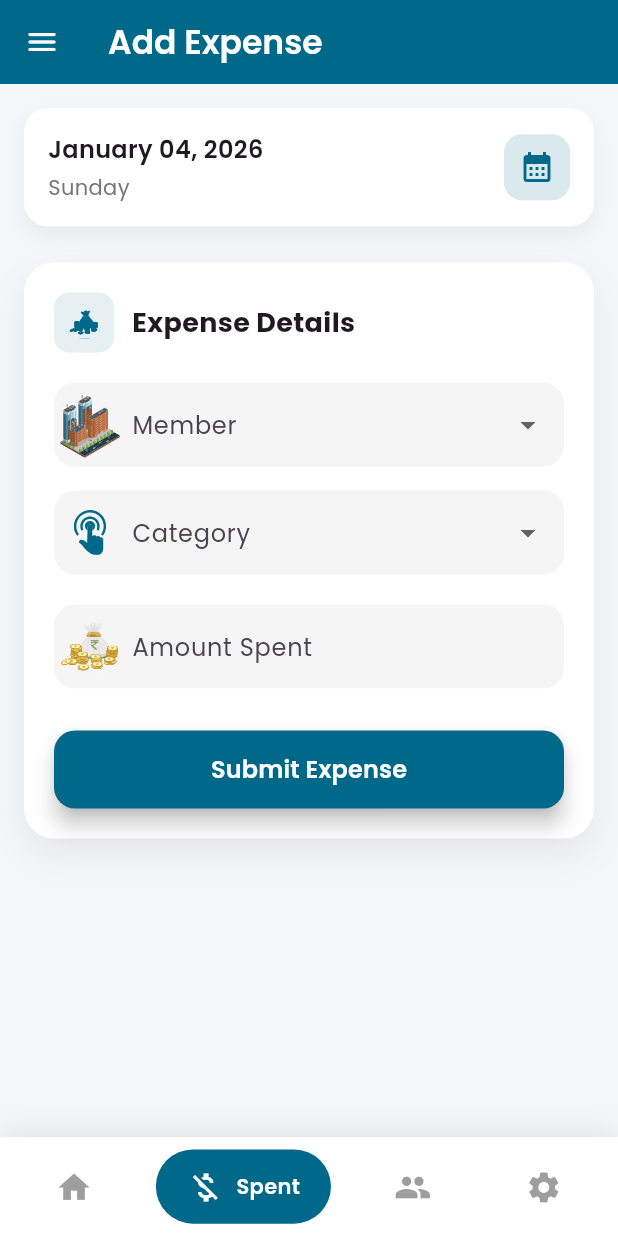
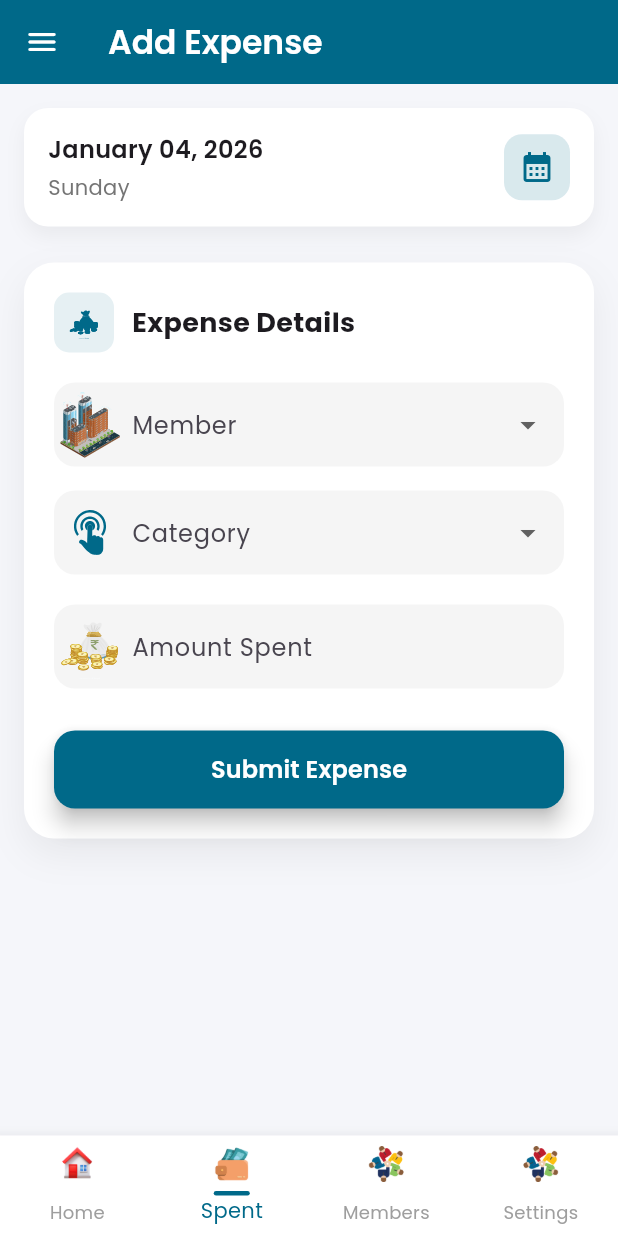
Before and after one commit to lukers226/RoomManagement, a Flutter app: the BottomNavScreen screen opened by its route, item 2 of the bottom bar chosen, on a phone screen of 412 x 824 dp. Run offline on Flutter 3.47's test engine with Material 3 defaults, Android fonts, the phone set to English and light mode, and no system bars; drawn by our look-alikes of google_nav_bar; our stand-ins replace cloud_firestore, firebase_core, flutter_dotenv, flutter_svg, get, google_fonts and 2 more; accounts and stored records are empty.

Commit message:
modify the buttom nav bar

```diff
--- a/lib/views/bottom_nav_screen.dart
+++ b/lib/views/bottom_nav_screen.dart
@@ -1,11 +1,11 @@
 import 'package:flutter/material.dart';
-import 'package:flutter_svg/svg.dart';
-import 'package:google_nav_bar/google_nav_bar.dart';
+
 import 'home_view.dart';
 import 'spent_view.dart';
 import 'members_view.dart';
 import 'settings_view.dart';
 import '../app_colors.dart';
+import '../widgets/svg.dart';
 
 class BottomNavScreen extends StatefulWidget {
   const BottomNavScreen({super.key});
@@ -17,82 +17,81 @@ class BottomNavScreen extends StatefulWidget {
 class _BottomNavScreenState extends State<BottomNavScreen> {
   int _selectedIndex = 0;
 
-  static const List<Widget> _widgetOptions = <Widget>[
+  final List<Widget> _screens = const [
     HomeView(),
     SpentView(),
     MembersView(),
     SettingsView(),
   ];
 
-  void _onItemTapped(int index) {
-    setState(() {
-      _selectedIndex = index;
-    });
+  /// ✅ ICON + UNDERLINE (NO COLOR ON IMAGE)
+  Widget navItem(String asset, int index) {
+    final bool isSelected = _selectedIndex == index;
+
+    return Column(
+      mainAxisSize: MainAxisSize.min,
+      children: [
+        Image.asset(
+          asset,
+          height: 24,
+          width: 24,
+          fit: BoxFit.contain,
+        ),
+        const SizedBox(height: 6),
+
+        // ✅ UNDERLINE INDICATOR
+        AnimatedContainer(
+          duration: const Duration(milliseconds: 250),
+          height: 3,
+          width: isSelected ? 24 : 0,
+          decoration: BoxDecoration(
+            color: isSelected
+                ? AppColors.secondaryColor
+                : Colors.transparent,
+            borderRadius: BorderRadius.circular(4),
+          ),
+        ),
+      ],
+    );
   }
 
   @override
   Widget build(BuildContext context) {
-    final size = MediaQuery.of(context).size;
+    return Scaffold(
+      body: _screens[_selectedIndex],
 
-    // Responsive helpers
-    double w(double v) => size.width * v;
-    double h(double v) => size.height * v;
-    double sp(double v) => size.width * v;
+      bottomNavigationBar: BottomNavigationBar(
+        currentIndex: _selectedIndex,
+        onTap: (index) {
+          setState(() {
+            _selectedIndex = index;
+          });
+        },
+        type: BottomNavigationBarType.fixed,
+        backgroundColor: AppColors.white,
+        selectedItemColor: AppColors.secondaryColor, // text only
+        unselectedItemColor: Colors.grey,
+        showUnselectedLabels: true,
+        elevation: 8,
 
-    return Scaffold(
-      body: _widgetOptions.elementAt(_selectedIndex),
-      bottomNavigationBar: Container(
-        decoration: BoxDecoration(
-          color: AppColors.white,
-          boxShadow: [
-            BoxShadow(
-              blurRadius: 20,
-              color: Colors.black.withValues(alpha: 0.1),
-            )
-          ],
-        ),
-        child: SafeArea(
-          child: Padding(
-            padding: EdgeInsets.symmetric(
-              horizontal: w(0.04),
-              vertical: h(0.01),
-            ),
-            child: GNav(
-              rippleColor: AppColors.secondaryColor.withAlpha(1),
-              hoverColor: AppColors.secondaryColor.withAlpha(1),
-              gap: w(0.02),
-              activeColor: AppColors.white,
-              iconSize: sp(0.06),
-              padding: EdgeInsets.symmetric(
-                horizontal: w(0.05),
-                vertical: h(0.015),
-              ),
-              duration: const Duration(milliseconds: 400),
-              tabBackgroundColor: AppColors.secondaryColor,
-              color: Colors.grey,
-              tabs: [
-                GButton(
-                  icon: Icons.home,
-                  text: 'Home',
-                ),
-                GButton(
-                  icon: Icons.money_off,
-                  text: 'Spent',
-                ),
-                GButton(
-                  icon: Icons.group,
-                  text: 'Members',
-                ),
-                GButton(
-                  icon: Icons.settings,
-                  text: 'Settings',
-                ),
-              ],
-              selectedIndex: _selectedIndex,
-              onTabChange: _onItemTapped,
-            ),
+        items: [
+          BottomNavigationBarItem(
+            icon: navItem(SvgManager.home, 0),
+            label: 'Home',
           ),
-        ),
+          BottomNavigationBarItem(
+            icon: navItem(SvgManager.wallet, 1),
+            label: 'Spent',
+          ),
+          BottomNavigationBarItem(
+            icon: navItem(SvgManager.members, 2),
+            label: 'Members',
+          ),
+          BottomNavigationBarItem(
+            icon: navItem(SvgManager.members, 3),
+            label: 'Settings',
+          ),
+        ],
       ),
     );
   }
--- a/lib/widgets/svg.dart
+++ b/lib/widgets/svg.dart
@@ -6,4 +6,7 @@ class SvgManager {
   static const String room = '$assetsPath/room.svg';
   static const String category = '$assetsPath/category.svg';
   static const String money = '$assetsPath/money.svg';
+  static const String home = 'assets/icons/home.png';
+  static const String wallet = 'assets/icons/wallet.png';
+  static const String members = 'assets/icons/group.png';
 }
```
Also changed, not shown: assets/icons/group.png (added), assets/icons/home.png (added), assets/icons/wallet.png (added).
